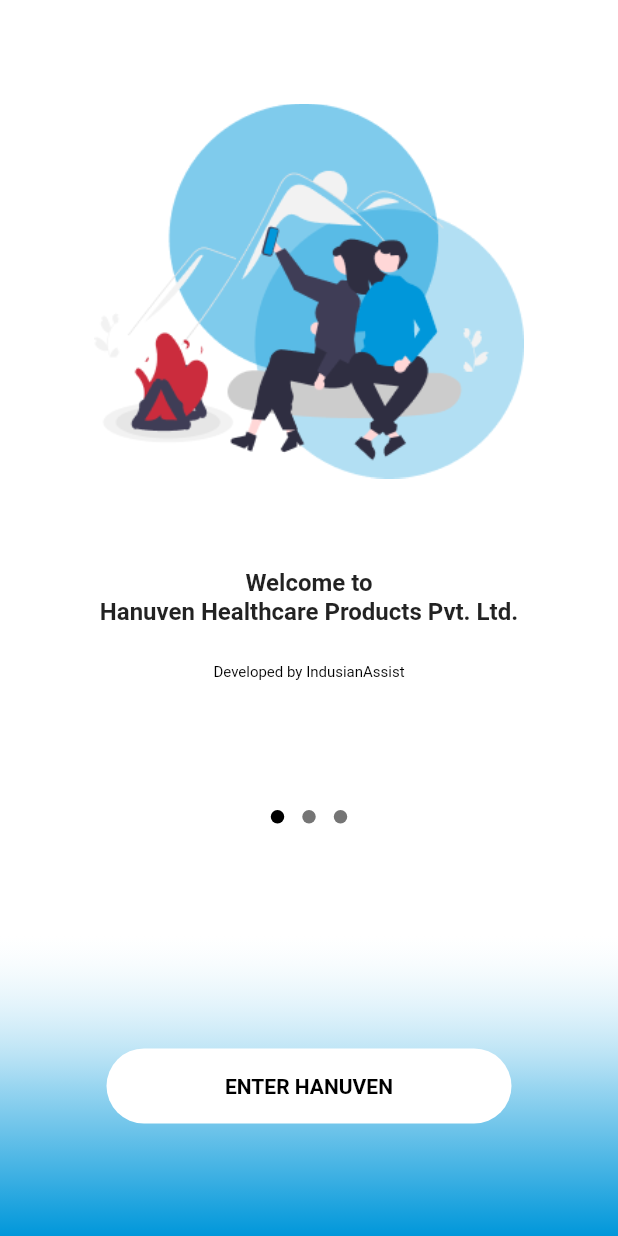
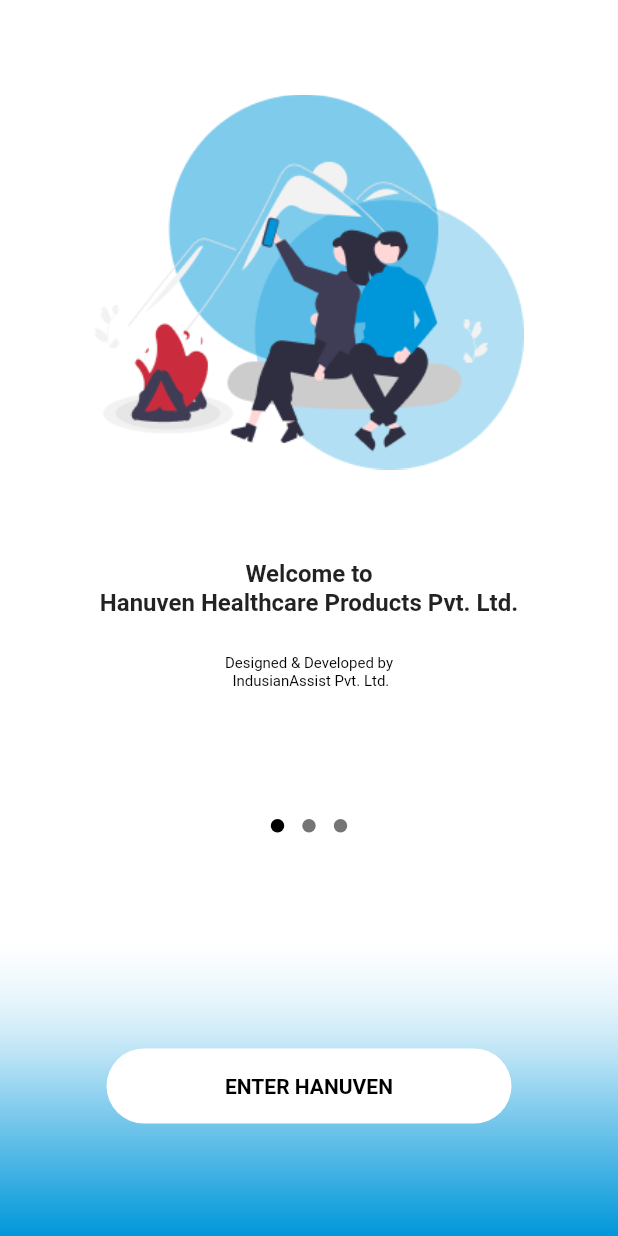
Before and after one commit to Indusian-Assist/hanuven, a Flutter app: the screen it shows after launch, on a phone screen of 412 x 824 dp. Run offline on Flutter 3.47's test engine with Material 2 defaults, Android fonts, the phone set to English and light mode, and no system bars; drawn by our look-alikes of carousel_slider, dots_indicator; our stand-ins replace google_fonts, lottie, qr_flutter; missing offline and left inert: mobile_scanner; project files that could hold a hidden picture were left out.

Commit message:
text update in guid screen

```diff
--- a/lib/Screens/GuidScreen/Components/carousel_slider.dart
+++ b/lib/Screens/GuidScreen/Components/carousel_slider.dart
@@ -38,7 +38,7 @@ class _CarouselState extends State<Carousel> {
             initialPage: 0,
             enlargeCenterPage: true,
             autoPlay: true,
-            autoPlayInterval: Duration(seconds: 1),
+            autoPlayInterval: Duration(seconds: 2),
             autoPlayAnimationDuration: Duration(milliseconds: 800),
             autoPlayCurve: Curves.easeInOut,
             onPageChanged: (index, reason) {
--- a/lib/Screens/GuidScreen/Components/carousel_text.dart
+++ b/lib/Screens/GuidScreen/Components/carousel_text.dart
@@ -12,9 +12,9 @@ class CarouselText extends StatelessWidget {
     "Scan the product\n to see whether it is genuine..",
   ];
   List<String> _messages2 = [
-    "Developed by IndusianAssist",
-    "Developed by IndusianAssist",
-    "Developed by IndusianAssist"
+    "Designed & Developed by\n IndusianAssist Pvt. Ltd.",
+    "Designed & Developed by\n IndusianAssist Pvt. Ltd.",
+    "Designed & Developed by\n IndusianAssist Pvt. Ltd."
   ];
 
   @override
@@ -32,6 +32,7 @@ class CarouselText extends StatelessWidget {
               ),
               SizedBox(height: 25),
               Text(
+                textAlign: TextAlign.center,
                 _messages2[currentIndex],
                 style: k10DefaultTextStyle,
               ),
```
